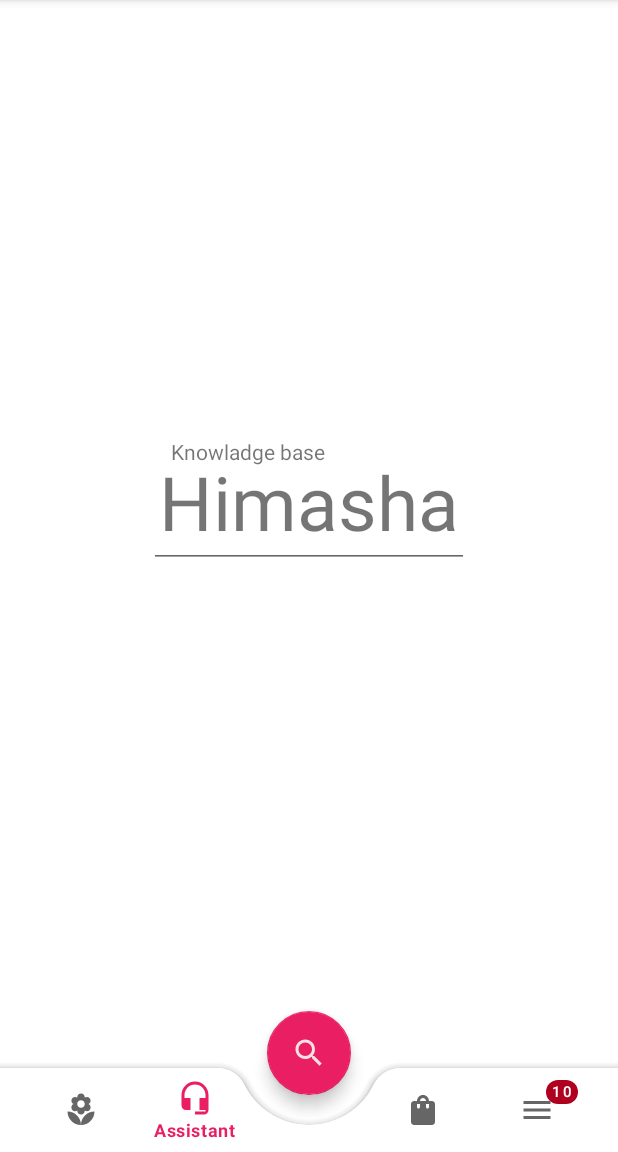
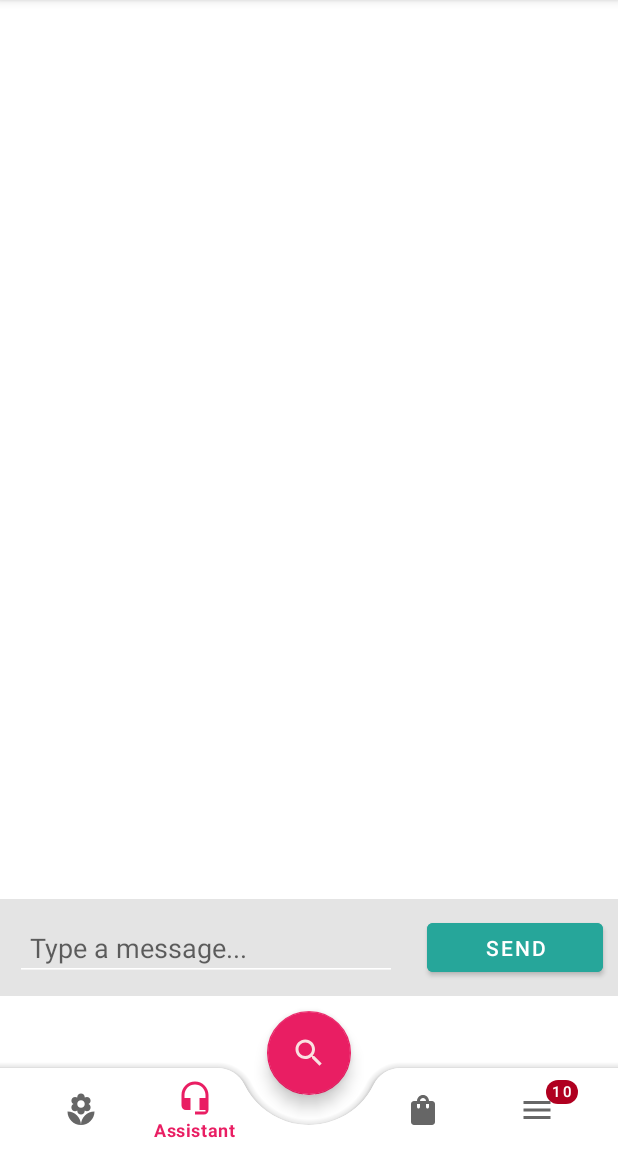
Before and after one commit to Blasanka/research-frontend, an Android app: the screen it shows after launch (MainActivity), item 2 of the bottom bar chosen, on a phone screen of 412 x 824 dp, the part 84-1236 px from its top. Run offline under Robolectric (Android 15) with nearby library versions, the phone set to English and light mode, and no system bars.

Commit message:
Assistent UI

```diff
--- a/app/src/main/res/layout/fragment_assist.xml
+++ b/app/src/main/res/layout/fragment_assist.xml
@@ -1,45 +1,58 @@
 <?xml version="1.0" encoding="utf-8"?>
-<androidx.constraintlayout.widget.ConstraintLayout xmlns:android="http://schemas.android.com/apk/res/android"
+<RelativeLayout xmlns:android="http://schemas.android.com/apk/res/android"
     xmlns:app="http://schemas.android.com/apk/res-auto"
     xmlns:tools="http://schemas.android.com/tools"
     android:layout_width="match_parent"
     android:layout_height="match_parent"
+    android:layout_marginBottom="10dp"
     tools:context=".MainActivity">
 
-    <TextView
-        android:id="@+id/tvFragmentAssist"
-        android:layout_width="wrap_content"
+
+    <LinearLayout
+        android:id="@+id/ll_layout_bar"
+        android:layout_width="match_parent"
         android:layout_height="wrap_content"
-        android:text="Himasha"
-        android:textSize="50sp"
-        app:layout_constraintBottom_toBottomOf="parent"
-        app:layout_constraintEnd_toEndOf="parent"
-        app:layout_constraintStart_toStartOf="parent"
-        app:layout_constraintTop_toTopOf="parent"
-        app:layout_constraintVertical_bias="0.388" />
+        android:layout_alignParentBottom="true"
+        android:background="#E4E4E4"
+        android:orientation="horizontal">
 
-    <TextView
-        android:id="@+id/textView"
-        android:layout_width="182dp"
-        android:layout_height="92dp"
-        android:text="Knowladge base"
-        app:layout_constraintBottom_toBottomOf="parent"
-        app:layout_constraintEnd_toEndOf="parent"
-        app:layout_constraintHorizontal_bias="0.473"
-        app:layout_constraintStart_toStartOf="parent"
-        app:layout_constraintTop_toTopOf="parent"
-        app:layout_constraintVertical_bias="0.609" />
+        <EditText
+            android:id="@+id/et_message"
+            android:layout_width="match_parent"
+            android:layout_height="wrap_content"
+            android:layout_margin="10dp"
+            android:layout_weight=".5"
+            android:backgroundTint="@android:color/white"
+            android:hint="Type a message..."
+            android:inputType="textShortMessage"
+            android:padding="10dp"
+            android:singleLine="true" />
 
-    <EditText
-        android:id="@+id/editTextTextPersonName"
-        android:layout_width="wrap_content"
-        android:layout_height="wrap_content"
-        android:ems="10"
-        android:inputType="textPersonName"
-        app:layout_constraintBottom_toBottomOf="parent"
-        app:layout_constraintEnd_toEndOf="parent"
-        app:layout_constraintHorizontal_bias="0.542"
-        app:layout_constraintStart_toStartOf="parent"
-        app:layout_constraintTop_toTopOf="parent"
-        app:layout_constraintVertical_bias="0.897" />
-</androidx.constraintlayout.widget.ConstraintLayout>
+        <Button
+            android:id="@+id/btn_send"
+            android:layout_width="match_parent"
+            android:layout_height="match_parent"
+            android:layout_margin="10dp"
+            android:layout_weight="1"
+            android:backgroundTint="#26A69A"
+            android:text="Send"
+            android:textColor="@android:color/white" />
+
+
+    </LinearLayout>
+
+    <androidx.recyclerview.widget.RecyclerView
+        android:id="@+id/rv_messages"
+        android:layout_width="match_parent"
+        android:layout_height="match_parent"
+        android:layout_below="@+id/dark_divider"
+        android:layout_marginTop="-39dp"
+
+        tools:itemCount="20" />
+
+    <View
+        android:id="@+id/dark_divider"
+        android:layout_width="match_parent"
+        android:layout_height="10dp"
+        android:background="@android:color/transparent" />
+</RelativeLayout>
```
